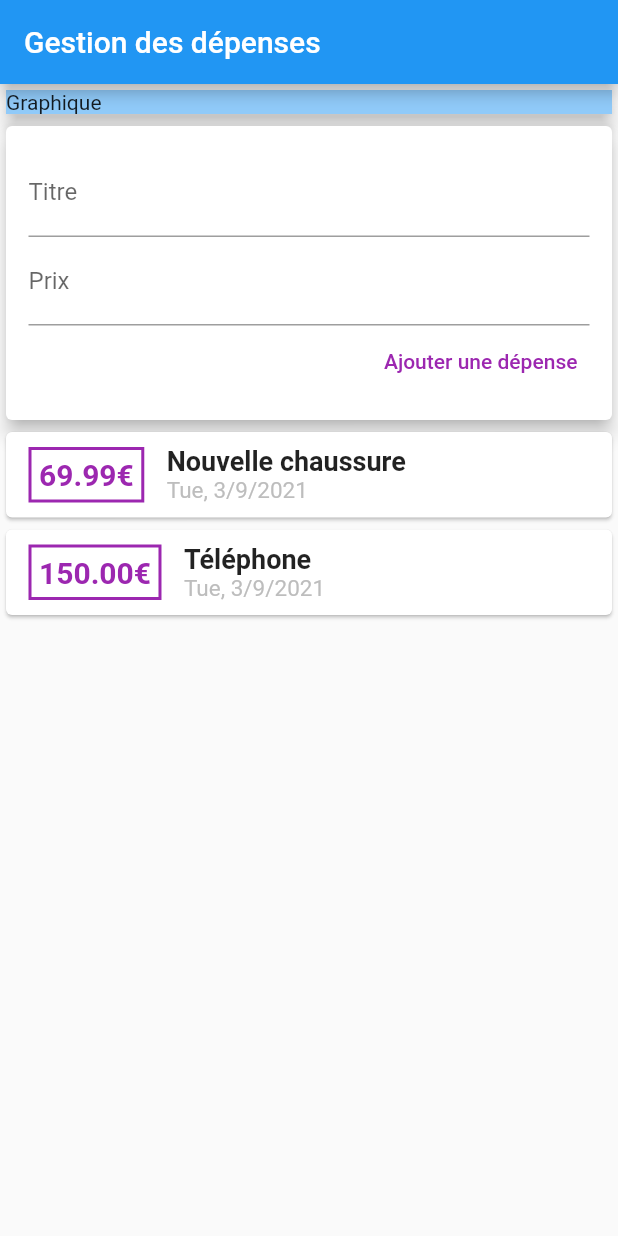
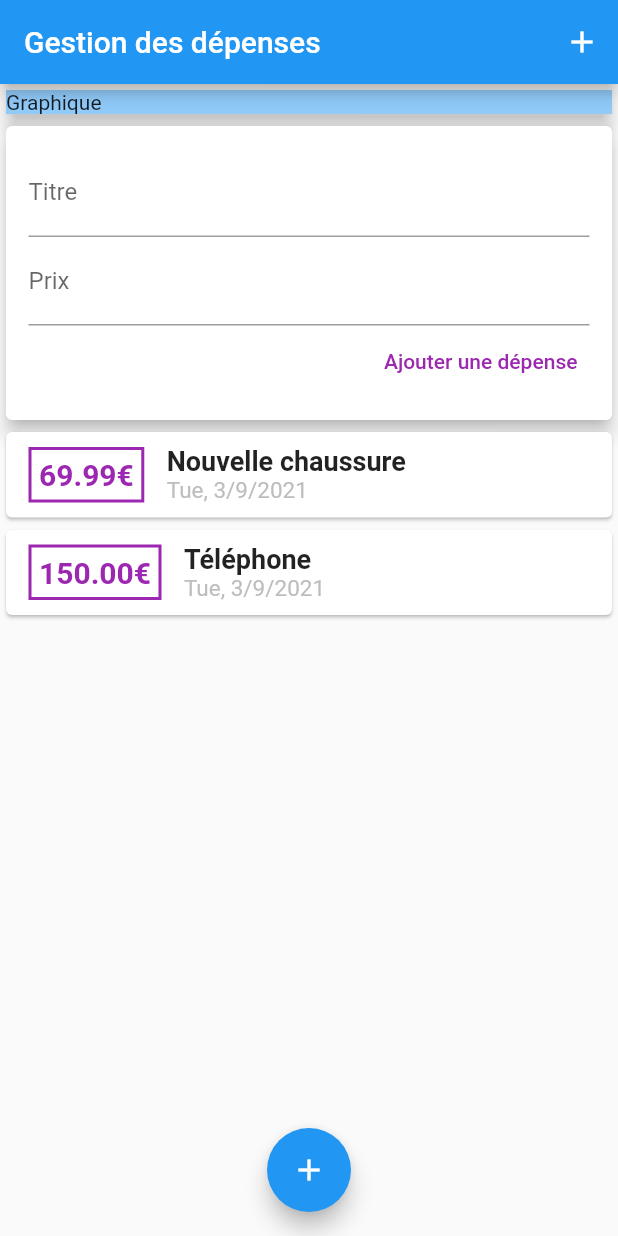
Before and after one commit to Web82-Thom/depense_controller_app, a Flutter app: the screen it shows after launch, on a phone screen of 412 x 824 dp. Run offline on Flutter 3.47's test engine with Material 2 defaults, Android fonts, the phone set to English and light mode, and no system bars.

Commit message:
add button top et add button bottom

```diff
--- a/lib/main.dart
+++ b/lib/main.dart
@@ -36,6 +36,11 @@ class _MyHomePageState extends State<MyHomePage> {
     return Scaffold(
       appBar: AppBar(
         title: Text(widget.title),
+        //ajout d'un buton +
+        actions: <Widget>[
+          IconButton(icon: Icon(Icons.add), onPressed: () {},)
+        ],
+
       ),
       //mise en column du body
       body: SingleChildScrollView(
@@ -60,6 +65,13 @@ class _MyHomePageState extends State<MyHomePage> {
           ],
         ),
       ),
+      //emplecement du button en bas
+      floatingActionButtonLocation: FloatingActionButtonLocation.centerFloat,
+      //ajout d'un bouton flottant
+      floatingActionButton: FloatingActionButton(
+        child: Icon(Icons.add),
+        onPressed: () {},
+      ),
     );
   }
 }
```
